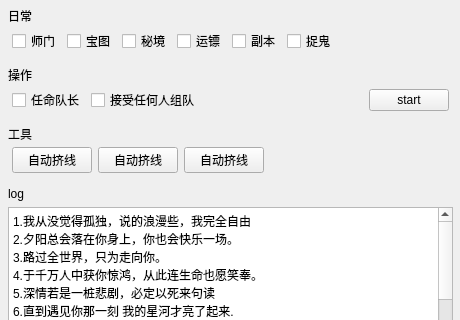
Qt form pygm/views/tabContent.ui (rrrrrs/py_game) before a commit; both pictures show x 0 to 460 and y 93 to 413 of the 460 by 541 pixel window.
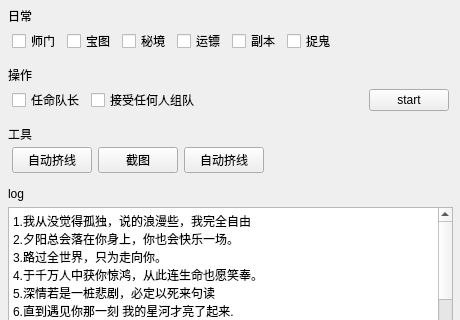
The same form after that commit. Icons and pictures are not drawn.

Commit message: 更新：模板比对、优化自动副本

```diff
--- a/pygm/views/tabContent.ui
+++ b/pygm/views/tabContent.ui
@@ -353,7 +353,7 @@
         <item>
          <widget class="QPushButton" name="tool_btn_2">
           <property name="text">
-           <string>自动挤线</string>
+           <string>截图</string>
           </property>
          </widget>
         </item>
```
The commit also changes 4 other files.
